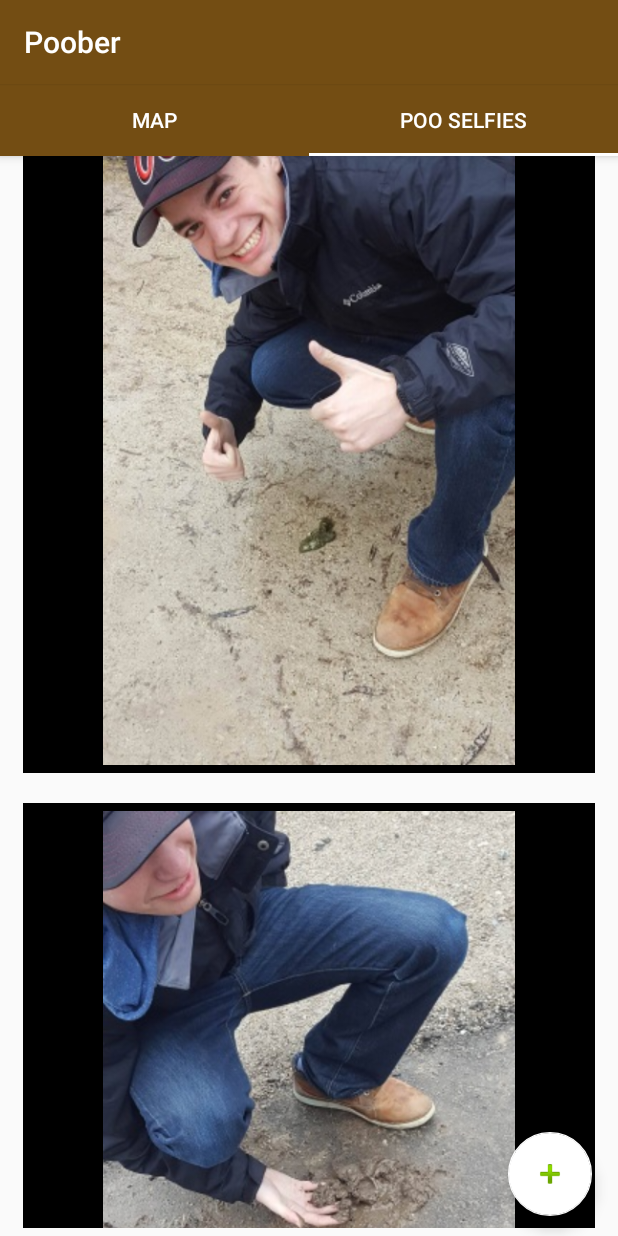
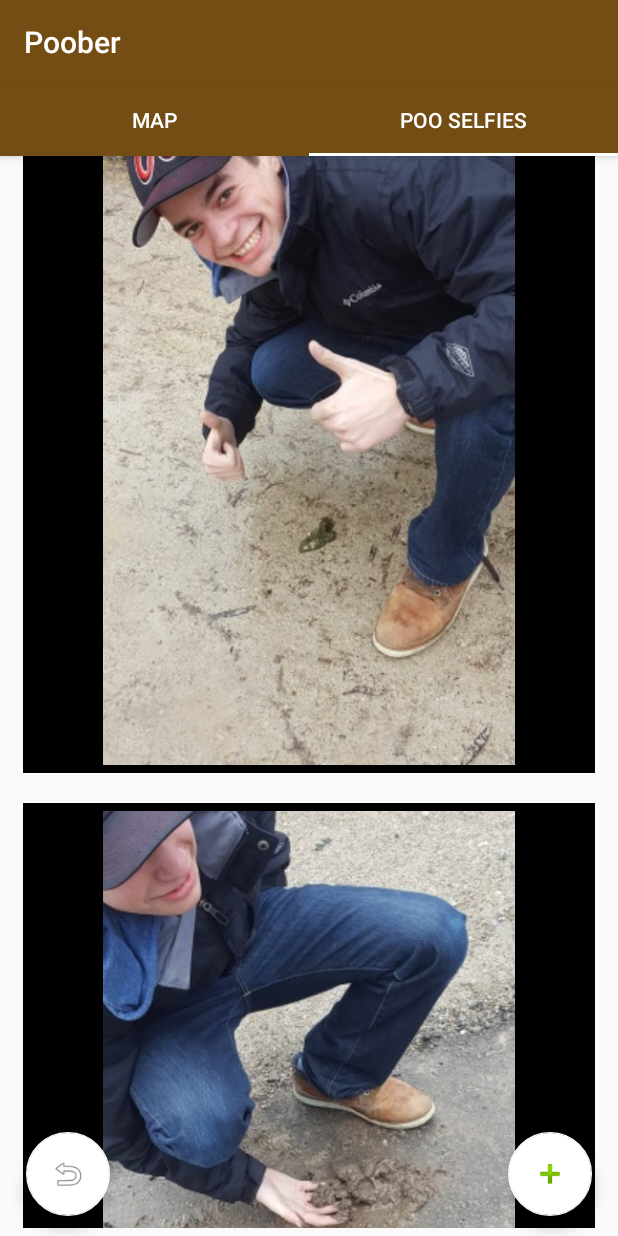
Before and after one commit to George-E/Dog-Uber, an Android app: the MainActivity screen opened directly, with no data from a screen before it, tab 2 chosen, on a phone screen of 412 x 824 dp. Run offline under Robolectric (Android 15) with nearby library versions, the phone set to English and light mode, and no system bars; our stand-ins replace Volley.

Commit message:
Finishing touches for Demo

```diff
--- a/Android/app/src/main/java/com/redeyesoftware/poober/MainActivity.java
+++ b/Android/app/src/main/java/com/redeyesoftware/poober/MainActivity.java
@@ -44,7 +44,16 @@ public class MainActivity extends AppCompatActivity {
                 //Intent newActivity = new Intent(MainActivity.this, MapsActivity.class);
                 //startActivity(newActivity);
                 NetworkingUtility.post("/addpoo", new String[]{"time","price","description","longitude","latitude","picture"}, new String[]{"55555","$5.00","From my shit-zu", "-80.525226","43.463968",""});
+                updateFragments();
+            }
+        });
 
+        FloatingActionButton refresh =  (FloatingActionButton) findViewById(R.id.floatingActionButton2);
+
+        refresh.setOnClickListener(new View.OnClickListener() {
+            public void onClick(View v)
+            {
+                 updateFragments();
             }
         });
 
--- a/Android/app/src/main/java/com/redeyesoftware/poober/MapFragment.java
+++ b/Android/app/src/main/java/com/redeyesoftware/poober/MapFragment.java
@@ -87,7 +87,7 @@ public class MapFragment extends Fragment  {
                 NetworkingUtility.getPoops("/poomaster", new String[]{"time","price","description","longitude","latitude","picture"}, "fillMap");
 
                 // For zooming automatically to the location of the marker
-                CameraPosition cameraPosition = new CameraPosition.Builder().target(shopify).zoom(12).build();
+                CameraPosition cameraPosition = new CameraPosition.Builder().target(shopify).zoom(14).build();
                 googleMap.animateCamera(CameraUpdateFactory.newCameraPosition(cameraPosition));
 
                 //googleMap.setOnMarkerClickListener(new MapMarkerClickListener());
--- a/Android/app/src/main/java/com/redeyesoftware/poober/PickPooActivity.java
+++ b/Android/app/src/main/java/com/redeyesoftware/poober/PickPooActivity.java
@@ -61,6 +61,8 @@ public class PickPooActivity extends AppCompatActivity {
                 //NetworkingUtility.post("/addpoo", new String[]{"time","price","description","longitude","latitude","picture"}, new String[]{"555","$5.00","Yolo","40","50",""});
                 NetworkingUtility.post("/addpic", new String[]{"time","picture"},new String[]{MapMarkerClickListener.poo.getTime(),picture});
 
+
+                MainActivity.updateFragments();
                 finish();
             }
         });
--- a/Android/app/src/main/java/com/redeyesoftware/poober/PickerActivity.java
+++ b/Android/app/src/main/java/com/redeyesoftware/poober/PickerActivity.java
@@ -34,7 +34,7 @@ public class PickerActivity extends AppCompatActivity {
             public void onClick(View v) {
                 //DOES WHAT EVER IS NECESSARY NETWORKING WISE
                 NetworkingUtility.post("/deletepoo", new String[]{"time"},new String[]{MapMarkerClickListener.poo.getTime()});
-
+                MainActivity.updateFragments();
                 finish();
             }
         });
--- a/Android/app/src/main/res/layout/activity_main.xml
+++ b/Android/app/src/main/res/layout/activity_main.xml
@@ -18,6 +18,19 @@
         android:clickable="true"
         app:fabSize="normal"
         app:srcCompat="@android:drawable/ic_input_add" />
+
+    <android.support.design.widget.FloatingActionButton
+        android:id="@+id/floatingActionButton2"
+        android:layout_width="wrap_content"
+        android:layout_height="wrap_content"
+        android:layout_alignParentBottom="true"
+        android:layout_alignParentStart="true"
+        android:layout_marginBottom="13dp"
+        android:layout_marginStart="17dp"
+        android:clickable="true"
+        app:fabSize="normal"
+        app:srcCompat="@android:drawable/ic_menu_revert" />
+
 
 
     <android.support.design.widget.AppBarLayout
--- a/Android/app/src/main/res/layout/fragment_map.xml
+++ b/Android/app/src/main/res/layout/fragment_map.xml
@@ -4,7 +4,7 @@
     android:layout_width="match_parent"
     android:layout_height="match_parent"
     tools:context="com.redeyesoftware.poober.MapFragment"
-    android:background="@color/colorPrimary">
+    android:background="@color/white">
 
 
     <com.google.android.gms.maps.MapView
--- a/Android/app/src/main/res/values/colors.xml
+++ b/Android/app/src/main/res/values/colors.xml
@@ -5,4 +5,6 @@
     <color name="colorAccent">#ffffff</color>
 
     <color name="black">#000000</color>
+
+    <color name="white">#ffffff</color>
 </resources>
```
